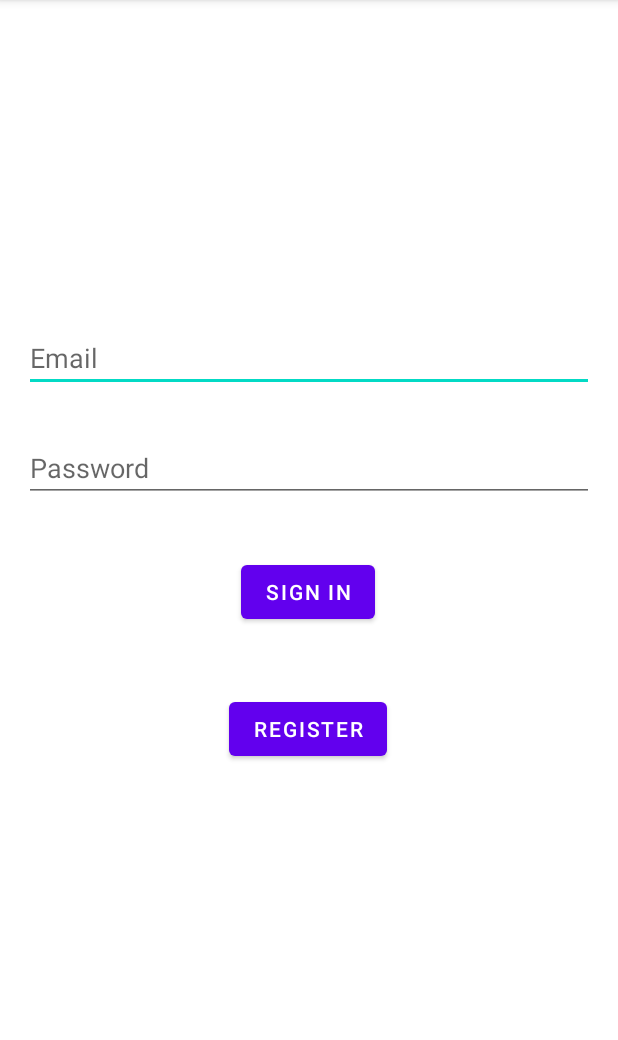
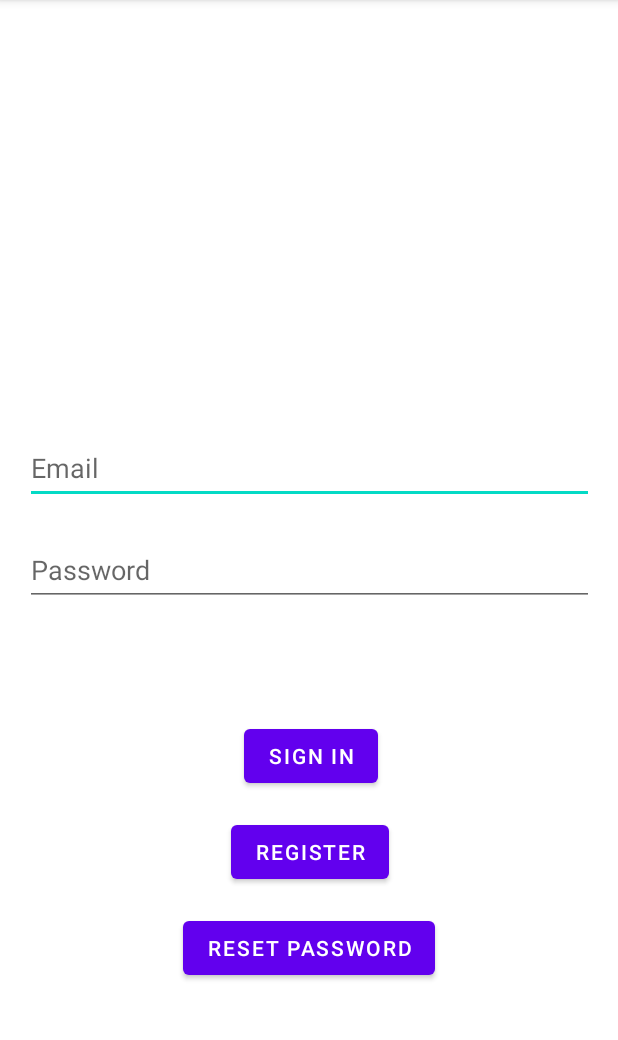
Before and after one commit to 18saunderss/Capstone2022, an Android app: the screen it shows after launch (LoginActivity), on a phone screen of 412 x 824 dp, the part 84-1124 px from its top. Run offline under Robolectric (Android 15) with nearby library versions, the phone set to English and light mode, and no system bars; our stand-ins replace Firebase (no records; nobody signed in at launch, a user with empty details on screens opened directly).

Commit message:
Added Reset Password functionality to app
Added a functional reset password page

```diff
--- a/app/src/main/java/com/capstone2022/LoginActivity.java
+++ b/app/src/main/java/com/capstone2022/LoginActivity.java
@@ -28,7 +28,7 @@ public class LoginActivity extends AppCompatActivity {
 
     private FirebaseAuth fAuth;
 
-
+    TextView resetPassword;
     TextView register;
     TextView loginActivityChange;
     @Override
@@ -36,11 +36,13 @@ public class LoginActivity extends AppCompatActivity {
         super.onCreate(savedInstanceState);
         setContentView(R.layout.activity_login2);
         register=findViewById(R.id.register);
+        resetPassword=findViewById(R.id.resetPassword);
         loginActivityChange = findViewById(R.id.login);
 
         editTextUsername = findViewById(R.id.username);
         editTextPassword = findViewById(R.id.password);
         buttonSignIn = findViewById(R.id.login);
+
 
         //editTextUsername.addTextChangedListener(loginTextWatcher);
         //editTextPassword.addTextChangedListener(loginTextWatcher);
@@ -82,6 +84,15 @@ public class LoginActivity extends AppCompatActivity {
             }
         });
 
+        resetPassword.setOnClickListener(new View.OnClickListener()                                             //Intent to open RegisterActivity when "Register" button is pressed
+        {
+            @Override
+            public void onClick(View v)
+            {
+                startActivity(new Intent(LoginActivity.this, ResetPasswordActivity.class));
+            }
+        });
+
 
     }
     /*private TextWatcher loginTextWatcher = new TextWatcher()                                              //This method "watches" for changes in the username and password fields.
--- a/app/src/main/res/layout/activity_login2.xml
+++ b/app/src/main/res/layout/activity_login2.xml
@@ -16,40 +16,40 @@
         android:layout_width="wrap_content"
         android:layout_height="wrap_content"
         android:layout_gravity="start"
-        android:layout_marginBottom="64dp"
+        android:layout_marginStart="32dp"
+        android:layout_marginBottom="16dp"
         android:enabled="true"
         android:text="@string/action_register"
-        app:layout_constraintBottom_toBottomOf="parent"
-        app:layout_constraintEnd_toEndOf="parent"
-        app:layout_constraintHorizontal_bias="0.498"
-        app:layout_constraintStart_toStartOf="parent"
-        app:layout_constraintTop_toBottomOf="@+id/password"
-        app:layout_constraintVertical_bias="0.416" />
+        app:layout_constraintBottom_toTopOf="@+id/resetPassword"
+        app:layout_constraintStart_toStartOf="@+id/resetPassword" />
 
     <EditText
         android:id="@+id/username"
         android:layout_width="0dp"
         android:layout_height="wrap_content"
-        android:layout_marginTop="200dp"
+        android:layout_marginTop="269dp"
+        android:layout_marginBottom="270dp"
         android:hint="@string/prompt_email"
         android:inputType="textEmailAddress"
+        android:minHeight="48dp"
         android:selectAllOnFocus="true"
+        app:layout_constraintBottom_toTopOf="@+id/resetPassword"
         app:layout_constraintEnd_toEndOf="parent"
-        app:layout_constraintStart_toStartOf="parent"
+        app:layout_constraintStart_toStartOf="@+id/password"
         app:layout_constraintTop_toTopOf="parent" />
 
     <EditText
         android:id="@+id/password"
-        android:layout_width="0dp"
+        android:layout_width="379dp"
         android:layout_height="wrap_content"
-        android:layout_marginTop="28dp"
+        android:layout_marginTop="20dp"
         android:hint="@string/prompt_password"
         android:imeActionLabel="@string/action_sign_in_short"
         android:imeOptions="actionDone"
         android:inputType="textPassword"
+        android:minHeight="48dp"
         android:selectAllOnFocus="true"
         app:layout_constraintEnd_toEndOf="parent"
-        app:layout_constraintStart_toStartOf="parent"
         app:layout_constraintTop_toBottomOf="@+id/username" />
 
     <Button
@@ -57,29 +57,34 @@
         android:layout_width="wrap_content"
         android:layout_height="wrap_content"
         android:layout_gravity="start"
-        android:layout_marginTop="16dp"
-        android:layout_marginBottom="64dp"
+        android:layout_marginEnd="7dp"
+        android:layout_marginBottom="16dp"
         android:enabled="true"
         android:text="@string/action_sign_in_short"
-        app:layout_constraintBottom_toBottomOf="parent"
-        app:layout_constraintEnd_toEndOf="parent"
-        app:layout_constraintHorizontal_bias="0.497"
-        app:layout_constraintStart_toStartOf="parent"
-        app:layout_constraintTop_toBottomOf="@+id/password"
-        app:layout_constraintVertical_bias="0.07" />
+        app:layout_constraintBottom_toTopOf="@+id/register"
+        app:layout_constraintEnd_toEndOf="@+id/register" />
 
     <ProgressBar
         android:id="@+id/loading"
         android:layout_width="wrap_content"
         android:layout_height="wrap_content"
         android:layout_gravity="center"
-        android:layout_marginTop="64dp"
-        android:layout_marginBottom="64dp"
+        android:layout_marginStart="16dp"
+        android:layout_marginTop="16dp"
         android:visibility="gone"
+        app:layout_constraintStart_toStartOf="parent"
+        app:layout_constraintTop_toTopOf="parent" />
+
+    <Button
+        android:id="@+id/resetPassword"
+        android:layout_width="wrap_content"
+        android:layout_height="wrap_content"
+        android:layout_marginStart="104dp"
+        android:layout_marginEnd="105dp"
+        android:layout_marginBottom="96dp"
+        android:text="Reset Password"
         app:layout_constraintBottom_toBottomOf="parent"
-        app:layout_constraintEnd_toEndOf="@+id/password"
-        app:layout_constraintStart_toStartOf="@+id/password"
-        app:layout_constraintTop_toTopOf="parent"
-        app:layout_constraintVertical_bias="0.3" />
+        app:layout_constraintEnd_toEndOf="parent"
+        app:layout_constraintStart_toStartOf="@+id/password" />
 
 </androidx.constraintlayout.widget.ConstraintLayout>
--- a/app/src/main/res/values/strings.xml
+++ b/app/src/main/res/values/strings.xml
@@ -104,4 +104,5 @@
     <string name="title_activity_tab_from_home">TabFromHomeActivity</string>
     <string name="tab_text_1">Tab 1</string>
     <string name="tab_text_2">Tab 2</string>
+    <string name="reset_password">Reset Password</string>
 </resources>
```
Also changed, not shown: app/src/main/AndroidManifest.xml (+6 -1 lines), app/src/main/java/com/capstone2022/ResetPasswordActivity.java (added, +57 -0 lines), app/src/main/res/layout/activity_reset_password.xml (added, +34 -0 lines).
